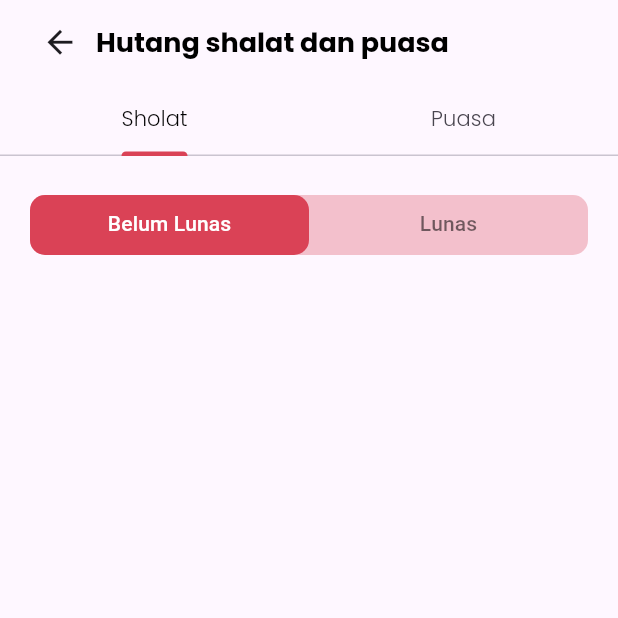
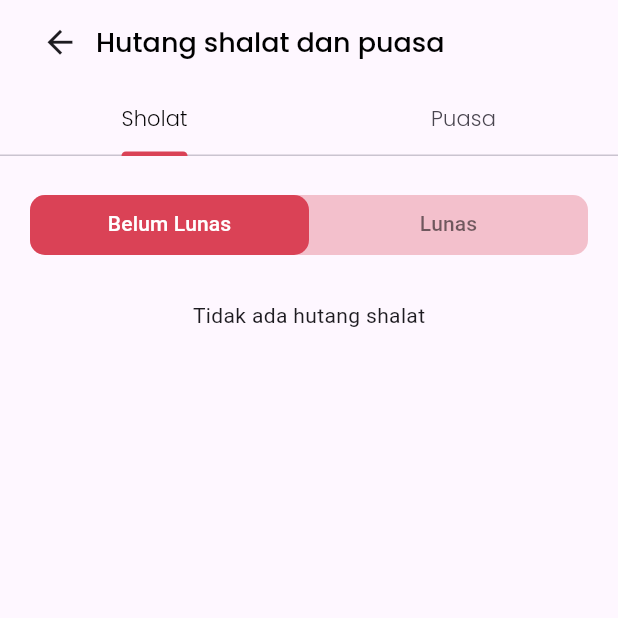
Before and after one commit to khairunnisaalallah/v2_zenfemina_mobile, a Flutter app: the Tabsholatpuasa screen opened by its route, on a phone screen of 412 x 824 dp, the top half of it. Run offline on Flutter 3.47's test engine with Material 3 defaults, Android fonts, the phone set to English and light mode, and no system bars; our stand-ins replace carousel_slider, flutter_svg, get, google_fonts, image_picker, shared_preferences and 2 more; accounts and stored records are empty; network calls fail.

Commit message:
update and connect tab_sholatpuasa.dart

```diff
--- a/lib/menu/tab_sholatpuasa.dart
+++ b/lib/menu/tab_sholatpuasa.dart
@@ -1,11 +1,11 @@
+import 'dart:convert';
+
 import 'package:flutter/material.dart';
 import 'package:get/get.dart';
 import 'package:google_fonts/google_fonts.dart';
+import 'package:intl/intl.dart';
+import 'package:zenfemina_v2/api_repository.dart';
 import 'package:shared_preferences/shared_preferences.dart';
-import 'dart:convert';
-import 'package:http/http.dart' as http;
-import 'package:zenfemina_v2/api_repository.dart';
-import 'package:intl/intl.dart';
 
 class Tabsholatpuasa extends StatefulWidget {
   const Tabsholatpuasa({Key? key}) : super(key: key);
@@ -20,9 +20,11 @@ class _TabsholatpuasaState extends State<Tabsholatpuasa> {
   String _date = '';
   bool subuhChecked = false;
   bool haidChecked = false;
+  bool _isLoading = true;
 
   List<Map<String, dynamic>> _prayingDebts = [];
   List<Map<String, dynamic>> _completedPrayingDebts = [];
+  List<Map<String, dynamic>> _completedFastingDebts = [];
   List<Map<String, dynamic>> _fastingDebts = [];
 
   @override
@@ -30,12 +32,54 @@ class _TabsholatpuasaState extends State<Tabsholatpuasa> {
     super.initState();
     _fetchPrayingDebts();
     _fetchFastingDebts();
+    _loadCompletedDebts();
+  }
+
+  Future<void> _loadCompletedDebts() async {
+    List<Map<String, dynamic>> completedPrayingDebts =
+        await _getCompletedDebts('completedPrayingDebts');
+    List<Map<String, dynamic>> completedFastingDebts =
+        await _getCompletedDebts('completedFastingDebts');
+    setState(() {
+      _completedPrayingDebts = completedPrayingDebts;
+      _completedFastingDebts = completedFastingDebts;
+    });
+  }
+
+  Future<void> _updateDebtAndMove(int id, bool isSholat) async {
+    try {
+      if (isSholat) {
+        await _apiRepository.updatePrayingDebt(id);
+        setState(() {
+          final debt = _prayingDebts.firstWhere((debt) => debt['id'] == id);
+          _completedPrayingDebts.add(debt);
+          _prayingDebts.removeWhere((debt) => debt['id'] == id);
+        });
+        _saveCompletedDebts(_completedPrayingDebts, 'completedPrayingDebts');
+      } else {
+        await _apiRepository.updateFastingDebt(id);
+        setState(() {
+          final debt = _fastingDebts.firstWhere((debt) => debt['id'] == id);
+          _completedFastingDebts.add(debt);
+          _fastingDebts.removeWhere((debt) => debt['id'] == id);
+        });
+        _saveCompletedDebts(_completedFastingDebts, 'completedFastingDebts');
+      }
+    } catch (e) {
+      print('Error: $e');
+    } finally {
+      setState(() {
+        _isLoading = false;
+      });
+    }
   }
 
   Future<void> _fetchPrayingDebts() async {
+    setState(() {
+      _isLoading = true;
+    });
     try {
-      ApiRepository apiRepository = ApiRepository();
-      List<Map<String, dynamic>> debts = await apiRepository.getPrayingDebts();
+      List<Map<String, dynamic>> debts = await _apiRepository.getPrayingDebts();
       if (debts.isNotEmpty) {
         setState(() {
           _prayingDebts = debts;
@@ -45,13 +89,16 @@ class _TabsholatpuasaState extends State<Tabsholatpuasa> {
       }
     } catch (e) {
       print('Error: $e');
+    } finally {
+      setState(() {
+        _isLoading = false;
+      });
     }
   }
 
   Future<void> _fetchFastingDebts() async {
     try {
-      ApiRepository apiRepository = ApiRepository();
-      List<Map<String, dynamic>> debts = await apiRepository.getFastingDebts();
+      List<Map<String, dynamic>> debts = await _apiRepository.getFastingDebts();
       if (debts.isNotEmpty) {
         setState(() {
           _fastingDebts = debts;
@@ -64,17 +111,28 @@ class _TabsholatpuasaState extends State<Tabsholatpuasa> {
     }
   }
 
-  Future<void> _updateDebtAndMove(int debtId) async {
-    try {
-      await _apiRepository.updatePrayingDebt(debtId);
-      setState(() {
-        _prayingDebts.removeWhere((debt) => debt['id'] == debtId);
-        _completedPrayingDebts
-            .add(_prayingDebts.firstWhere((debt) => debt['id'] == debtId));
-      });
-    } catch (e) {
-      print('Error: $e');
+  Future<void> _saveCompletedDebts(
+      List<Map<String, dynamic>> completedDebts, String key) async {
+    SharedPreferences prefs = await SharedPreferences.getInstance();
+    List<String> debtsJson =
+        completedDebts.map((debt) => json.encode(debt)).toList();
+    await prefs.setStringList(key, debtsJson);
   }
+
+  Future<List<Map<String, dynamic>>> _getCompletedDebts(String key) async {
+    SharedPreferences prefs = await SharedPreferences.getInstance();
+    List<String>? debtsJson = prefs.getStringList(key);
+    if (debtsJson != null) {
+      return debtsJson
+          .map((debtJson) => json.decode(debtJson) as Map<String, dynamic>)
+          .toList();
+    }
+    return [];
+  }
+
+  Future<void> _refreshData() async {
+    await _fetchPrayingDebts();
+    await _fetchFastingDebts();
   }
 
   @override
@@ -99,7 +157,7 @@ class _TabsholatpuasaState extends State<Tabsholatpuasa> {
                   'Hutang shalat dan puasa',
                   style: GoogleFonts.poppins(
                     fontSize: 18,
-                    fontWeight: FontWeight.w700,
+                    fontWeight: FontWeight.w500,
                     color: Colors.black,
                   ),
                 ),
@@ -133,20 +191,78 @@ class _TabsholatpuasaState extends State<Tabsholatpuasa> {
         ),
         body: TabBarView(
           children: [
-            // Konten untuk tab pertama
-            Padding(
+            _buildPrayingDebtsTab(),
+            _buildFastingDebtsTab(),
+          ],
+        ),
+      ),
+    );
+  }
+
+  Widget _buildPrayingDebtsTab() {
+    return Padding(
       padding: const EdgeInsets.only(top: 26),
       child: DefaultTabController(
         length: 2,
         child: Scaffold(
           body: Column(
             children: [
-                      Container(
+              _buildTabBar(),
+              Expanded(
+                child: TabBarView(
+                  children: [
+                    _isLoading
+                        ? Center(child: CircularProgressIndicator())
+                        : RefreshIndicator(
+                            onRefresh: _refreshData,
+                            child: _buildSholatList(),
+                          ),
+                    _buildCompletedSholatList(),
+                  ],
+                ),
+              ),
+            ],
+          ),
+        ),
+      ),
+    );
+  }
+
+  Widget _buildFastingDebtsTab() {
+    return Padding(
+      padding: const EdgeInsets.only(top: 26),
+      child: DefaultTabController(
+        length: 2,
+        child: Scaffold(
+          body: Column(
+            children: [
+              _buildTabBar(),
+              Expanded(
+                child: TabBarView(
+                  children: [
+                    _isLoading
+                        ? Center(child: CircularProgressIndicator())
+                        : RefreshIndicator(
+                            onRefresh: _refreshData,
+                            child: _buildPuasaList(),
+                          ),
+                    _buildCompletedFastingList(),
+                  ],
+                ),
+              ),
+            ],
+          ),
+        ),
+      ),
+    );
+  }
+
+  Widget _buildTabBar() {
+    return Container(
       height: 40,
       margin: const EdgeInsets.symmetric(horizontal: 20),
       decoration: BoxDecoration(
-                          borderRadius:
-                              const BorderRadius.all(Radius.circular(10)),
+        borderRadius: const BorderRadius.all(Radius.circular(10)),
         color: Color(0xFFDA4256).withOpacity(0.30),
       ),
       child: const TabBar(
@@ -159,94 +275,19 @@ class _TabsholatpuasaState extends State<Tabsholatpuasa> {
         labelColor: Colors.white,
         unselectedLabelColor: Colors.black54,
         tabs: [
-                            Tab(
-                              text: 'Belum Lunas',
-                            ),
-                            Tab(
-                              text: 'Lunas',
-                            ),
+          Tab(text: 'Belum Lunas'),
+          Tab(text: 'Lunas'),
         ],
-                        ),
-                      ),
-                      Expanded(
-                        child: TabBarView(
-                          children: [
-                            // Konten untuk sub-tab "Sholat"
-                            buildSholatList(),
-                            // Sholatcheck(),
-
-                            // Konten untuk sub-tab "Sholat"
-                            buildCompletedSholatList(),
-                          ],
-                        ),
-                      ),
-                    ],
-                  ),
-                ),
-              ),
-            ),
-
-            // Konten untuk tab kedua
-            Padding(
-              padding: const EdgeInsets.only(top: 26),
-              child: DefaultTabController(
-                length: 2,
-                child: Scaffold(
-                  body: Column(
-                    children: [
-                      Container(
-                        height: 40,
-                        margin: const EdgeInsets.symmetric(horizontal: 20),
-                        decoration: BoxDecoration(
-                          borderRadius:
-                              const BorderRadius.all(Radius.circular(10)),
-                          color: Color(0xFFDA4256).withOpacity(0.20),
-                        ),
-                        child: const TabBar(
-                          indicatorSize: TabBarIndicatorSize.tab,
-                          dividerColor: Colors.transparent,
-                          indicator: BoxDecoration(
-                            color: Color(0xFFDA4256),
-                            borderRadius: BorderRadius.all(Radius.circular(10)),
-                          ),
-                          labelColor: Colors.white,
-                          unselectedLabelColor: Colors.black54,
-                          tabs: [
-                            Tab(
-                              text: 'Belum Lunas',
-                            ),
-                            Tab(
-                              text: 'Lunas',
-                            ),
-                          ],
-                        ),
-                      ),
-                      Expanded(
-                        child: TabBarView(
-                          children: [
-                            // Konten untuk sub-tab "Puasa"
-                            buildPuasaList(),
-                            // Konten untuk sub-tab "Puasa"
-                            Center(child: Text('Lunas Page puasa')),
-                          ],
-                        ),
-                      ),
-                    ],
-                  ),
-                ),
-              ),
-            ),
-          ],
-        ),
       ),
     );
   }
 
-  Widget buildSholatCheckbox(String sholatName, bool isChecked,
-      void Function(bool?) onChanged, int debtId) {
+  Widget _buildSholatCheckbox(String sholatName, bool isChecked,
+      void Function(bool?) onChanged, int debtId, String date) {
     return GestureDetector(
       onTap: () {
-        showConfirmationDialog(isChecked, onChanged, debtId);
+        _showConfirmationDialog(
+            isChecked, onChanged, debtId, 'Apakah anda sudah sholat?', true);
       },
       child: Container(
         height: 60,
@@ -283,9 +324,9 @@ class _TabsholatpuasaState extends State<Tabsholatpuasa> {
                       ),
                     ),
                     Text(
-                      _prayingDebts.isNotEmpty
+                      date.isNotEmpty
                           ? DateFormat('yyyy.MM.dd')
-                              .format(DateTime.parse(_prayingDebts[0]['date']))
+                              .format(DateTime.parse(date))
                           : 'Tanggal tidak tersedia',
                       style: TextStyle(fontSize: 10),
                     ),
@@ -296,7 +337,8 @@ class _TabsholatpuasaState extends State<Tabsholatpuasa> {
             Checkbox(
               value: isChecked,
               onChanged: (bool? value) {
-                showConfirmationDialog(isChecked, onChanged, debtId);
+                _showConfirmationDialog(isChecked, onChanged, debtId,
+                    'Apakah anda sudah sholat?', true);
               },
               shape: CircleBorder(),
               materialTapTargetSize: MaterialTapTargetSize.shrinkWrap,
@@ -316,13 +358,14 @@ class _TabsholatpuasaState extends State<Tabsholatpuasa> {
     );
   }
 
-  Widget buildSholatList() {
+  Widget _buildSholatList() {
     return Padding(
-      padding: const EdgeInsets.only(top: 30), // Menambahkan padding di sini
+      padding: const EdgeInsets.only(top: 30),
       child: ListView(
-        children: _prayingDebts.map((debt) {
-          return buildSholatCheckbox(
-            'Sholat ${debt['details']}',
+        children: _prayingDebts.isNotEmpty
+            ? _prayingDebts.map((debt) {
+                return _buildSholatCheckbox(
+                  'Shalat ${debt['details']}',
                   subuhChecked,
                   (bool? value) {
                     setState(() {
@@ -330,45 +373,73 @@ class _TabsholatpuasaState extends State<Tabsholatpuasa> {
                     });
                   },
                   debt['id'],
+                  debt['date'],
+                );
+              }).toList()
+            : [Center(child: Text('Tidak ada hutang shalat'))],
+      ),
+    );
+  }
+
+  Widget _buildCompletedSholatList() {
+    return Padding(
+      padding: const EdgeInsets.only(top: 30),
+      child: ListView(
+        children: _completedPrayingDebts.map((debt) {
+          return _buildSholatCheckbox(
+            'Sholat ${debt['details']}',
+            true,
+            (bool? value) {},
+            debt['id'],
+            debt['date'],
           );
         }).toList(),
       ),
     );
   }
 
-  Widget buildCompletedSholatList() {
+  Widget _buildCompletedFastingList() {
     return Padding(
-      padding: const EdgeInsets.only(top: 30), // Menambahkan padding di sini
+      padding: const EdgeInsets.only(top: 30),
       child: ListView(
-        children: _completedPrayingDebts.map((debt) {
-          return buildSholatCheckbox(
-            'Sholat ${debt['details']}',
+        children: _completedFastingDebts.map((fast) {
+          return _buildPuasaCheckbox(
+            'Puasa ${fast['details']}',
             true,
             (bool? value) {},
-            debt['id'],
+            fast['id'],
+            fast['date'],
           );
         }).toList(),
       ),
     );
   }
 
-  Widget buildPuasaList() {
+  Widget _buildPuasaList() {
     return Padding(
-      padding: const EdgeInsets.only(top: 30), // Menambahkan padding di sini
+      padding: const EdgeInsets.only(top: 30),
       child: ListView(
-        children: [
-          buildPuasaCheckbox('Hutang Haid', haidChecked, (bool? value) {
+        children: _fastingDebts.isNotEmpty
+            ? _fastingDebts.map((fast) {
+                return _buildPuasaCheckbox(
+                  'Puasa ${fast['details']}',
+                  haidChecked,
+                  (bool? value) {
                     setState(() {
                       haidChecked = value ?? false;
                     });
-          }),
-        ],
+                  },
+                  fast['id'],
+                  fast['date'],
+                );
+              }).toList()
+            : [Center(child: Text('Tidak ada hutang puasa'))],
       ),
     );
   }
 
-  void showConfirmationDialog(
-      bool isChecked, void Function(bool?) onChanged, int debtId) {
+  void _showConfirmationDialog(bool isChecked, void Function(bool?) onChanged,
+      int debtId, String message, bool isSholat) {
     showDialog(
       context: context,
       builder: (BuildContext context) {
@@ -385,7 +456,7 @@ class _TabsholatpuasaState extends State<Tabsholatpuasa> {
               children: [
                 SizedBox(height: 20),
                 Text(
-                  'Apakah anda sudah sholat?',
+                  message,
                   style: GoogleFonts.poppins(
                     fontSize: 18,
                     fontWeight: FontWeight.w500,
@@ -402,7 +473,7 @@ class _TabsholatpuasaState extends State<Tabsholatpuasa> {
                         setState(() {
                           onChanged(true);
                         });
-                        _updateDebtAndMove(debtId);
+                        _updateDebtAndMove(debtId, isSholat);
                         Navigator.of(context).pop();
                       },
                       style: ElevatedButton.styleFrom(
@@ -451,9 +522,14 @@ class _TabsholatpuasaState extends State<Tabsholatpuasa> {
     );
   }
 
-  Widget buildPuasaCheckbox(
-      String puasaName, bool isChecked, void Function(bool?) onChanged) {
-    return Container(
+  Widget _buildPuasaCheckbox(String puasaName, bool isChecked,
+      void Function(bool?) onChanged, int debtId, String date) {
+    return GestureDetector(
+      onTap: () {
+        _showConfirmationDialog(isChecked, onChanged, debtId,
+            'Apakah kamu sudah \n mengganti puasa?', false);
+      },
+      child: Container(
         height: 60,
         width: 330,
         margin: EdgeInsets.symmetric(vertical: 7, horizontal: 18),
@@ -488,7 +564,10 @@ class _TabsholatpuasaState extends State<Tabsholatpuasa> {
                       ),
                     ),
                     Text(
-                    '2023.03.04', // Ganti dengan tanggal yang sesuai
+                      date.isNotEmpty
+                          ? DateFormat('yyyy.MM.dd')
+                              .format(DateTime.parse(date))
+                          : 'Tanggal tidak tersedia',
                       style: TextStyle(fontSize: 10),
                     ),
                   ],
@@ -497,7 +576,10 @@ class _TabsholatpuasaState extends State<Tabsholatpuasa> {
             ),
             Checkbox(
               value: isChecked,
-            onChanged: onChanged,
+              onChanged: (bool? value) {
+                _showConfirmationDialog(isChecked, onChanged, debtId,
+                    'Apakah kamu sudah \n mengganti puasa?', false);
+              },
               shape: CircleBorder(),
               materialTapTargetSize: MaterialTapTargetSize.shrinkWrap,
               fillColor: MaterialStateProperty.resolveWith<Color>(
@@ -512,6 +594,7 @@ class _TabsholatpuasaState extends State<Tabsholatpuasa> {
             ),
           ],
         ),
+      ),
     );
   }
 }
```
Lines whose indentation alone changed are shown as unchanged.
